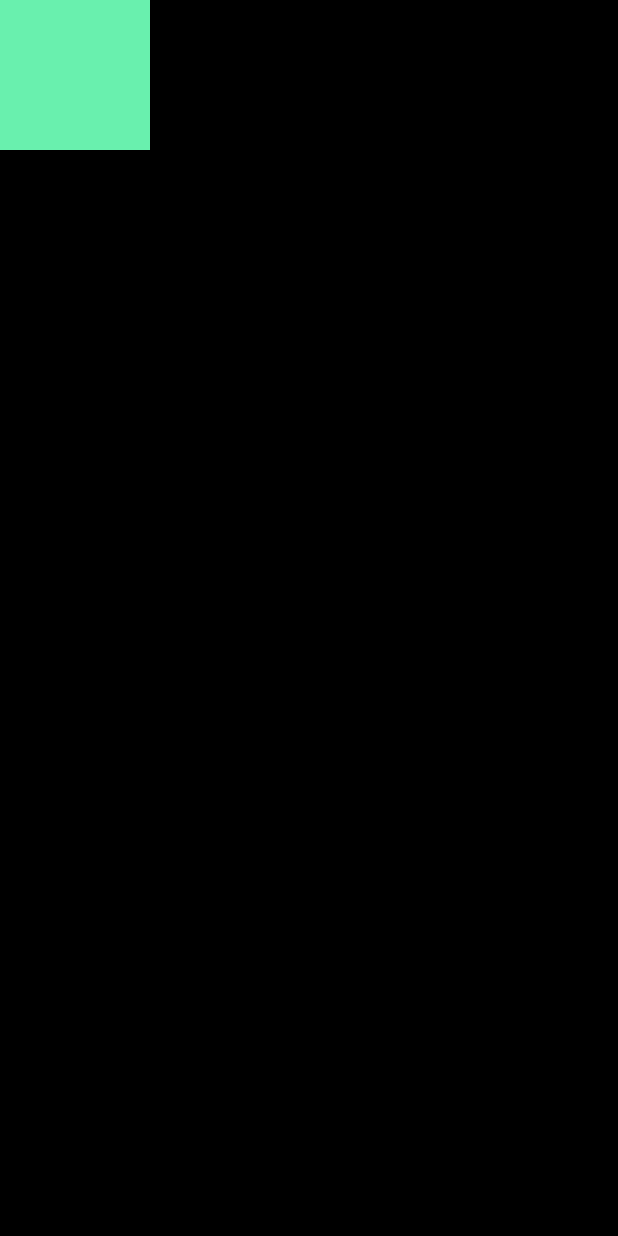
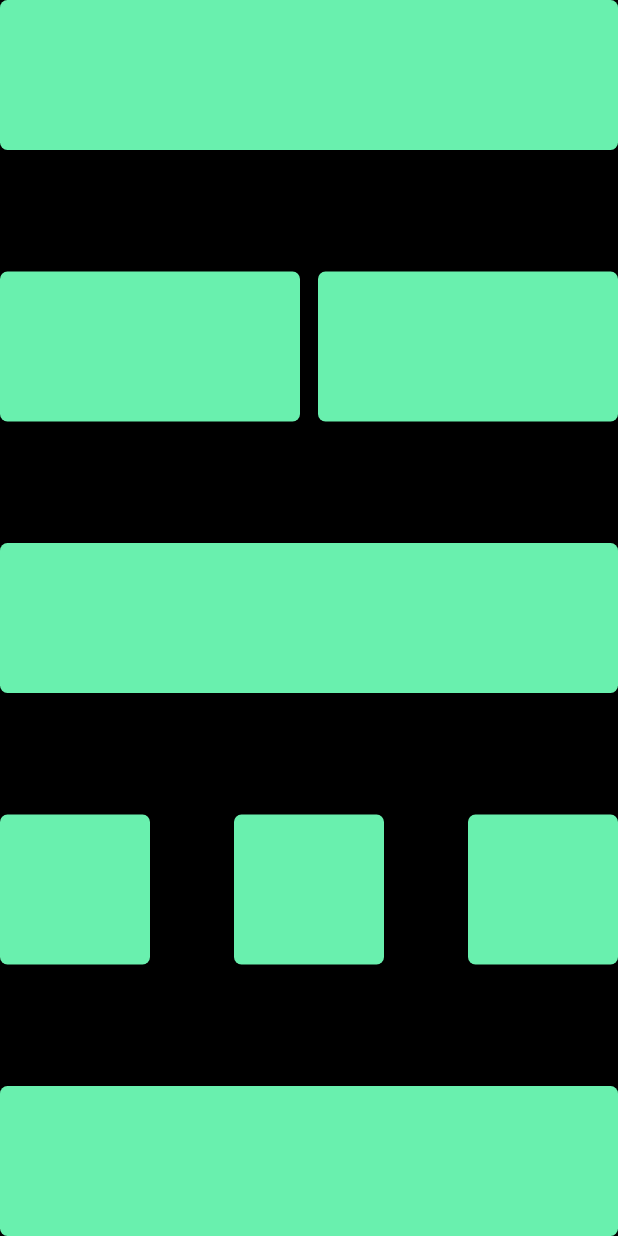
Before and after one commit to Harshana6144/container_app2, a Flutter app: the screen it shows after launch, on a phone screen of 412 x 824 dp. Run offline on Flutter 3.47's test engine with Material 3 defaults, Android fonts, the phone set to English and light mode, and no system bars.

Commit message:
created container UI in flutter

```diff
--- a/lib/main.dart
+++ b/lib/main.dart
@@ -10,21 +10,88 @@ class MyApp extends StatelessWidget {
 @override
 Widget build(BuildContext context) {
   return MaterialApp(
+    debugShowCheckedModeBanner: false,
     home:SafeArea(
       child:Scaffold(
         backgroundColor: Colors.black,
         body: Column(
+          mainAxisAlignment:MainAxisAlignment.spaceBetween,
           children: [
             Container(
-              width: 100,
+              width: double.infinity,
               height: 100,
               decoration: BoxDecoration(
-                color: Colors.greenAccent
-              ),
-            )
-          ],
+                color: Colors.greenAccent,borderRadius:BorderRadius.circular(5),
+                ),
+            ),
 
-        ),
+            Row(
+              mainAxisAlignment: MainAxisAlignment.spaceBetween,
+              children: [
+                Container(
+                  width: 200,
+                  height: 100,
+                  decoration: BoxDecoration(
+                     color: Colors.greenAccent
+                    ,borderRadius: BorderRadius.circular(5)
+                  ),
+                ),
+                Container(
+                  width: 200,
+                  height: 100,
+                  decoration: BoxDecoration(
+                     color: Colors.greenAccent
+                    ,borderRadius: BorderRadius.circular(5)
+                  ),
+                ),
+              ],
+            ),
+             Container(
+              width: double.infinity,
+              height: 100,
+              decoration: BoxDecoration(
+                color: Colors.greenAccent,borderRadius:BorderRadius.circular(5),
+                ),
+            ),
+            Row(
+              mainAxisAlignment:MainAxisAlignment.spaceBetween,
+              children: [
+                Container(
+                  width: 100,
+                  height: 100,
+                  decoration: BoxDecoration(
+                     color: Colors.greenAccent
+                    ,borderRadius: BorderRadius.circular(5)
+                  ),
+                ),
+                  Container(
+                  width: 100,
+                  height: 100,
+                  decoration: BoxDecoration(
+                     color: Colors.greenAccent
+                    ,borderRadius: BorderRadius.circular(5)
+                  ),
+                ),
+                  Container(
+                  width: 100,
+                  height: 100,
+                  decoration: BoxDecoration(
+                     color: Colors.greenAccent
+                    ,borderRadius: BorderRadius.circular(5)
+                  ),
+                ),
+              ],
+            ),
+              Container(
+                  width: double.infinity,
+                  height: 100,
+                  decoration: BoxDecoration(
+                     color: Colors.greenAccent
+                    ,borderRadius: BorderRadius.circular(5)
+                  ),
+                ),
+              ],
+          ),
       ),
     ),
   );
```
